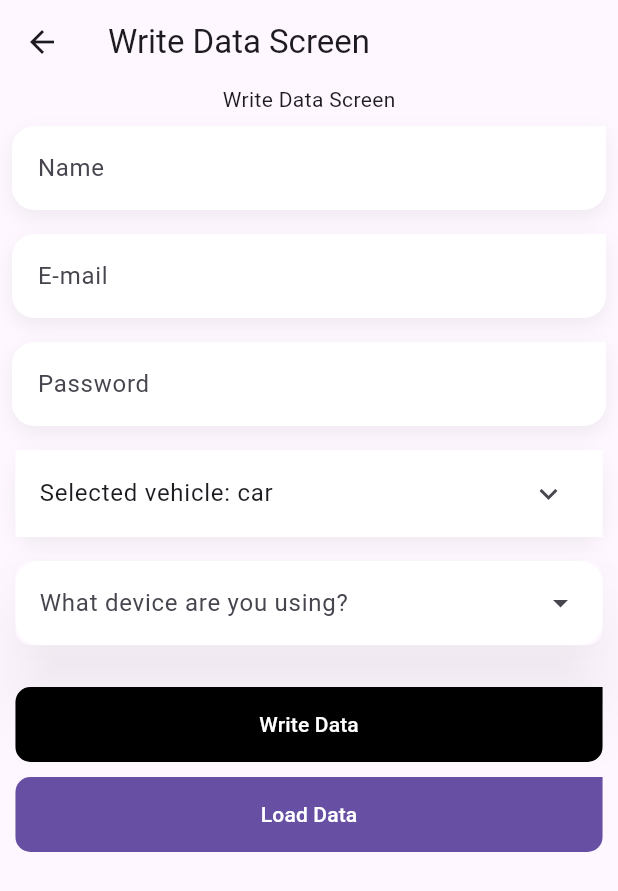
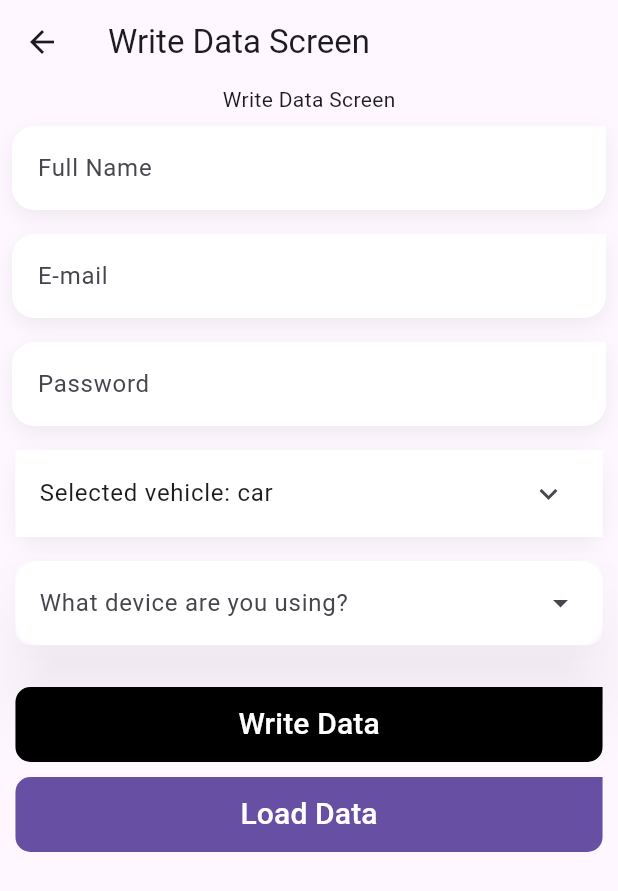
Before and after one commit to JuanNaCl/glocation, a Flutter app: the screen it shows after launch, after a tap on "Write Data", on a phone screen of 412 x 824 dp. Shown: the top 891 px of the screen. Run offline on Flutter 3.47's test engine with Material 3 defaults, Android fonts, the phone set to English and light mode, and no system bars; our stand-ins replace flutter_riverpod, formz, go_router, riverpod, sqflite; accounts and stored records are empty.

Commit message:
Icon, Splash & package name

```diff
--- a/lib/presentation/screens/home_screen.dart
+++ b/lib/presentation/screens/home_screen.dart
@@ -17,6 +17,9 @@ class HomeScreen extends StatelessWidget {
           crossAxisAlignment: CrossAxisAlignment.center,
           mainAxisAlignment: MainAxisAlignment.center,
           children: [
+            Image.asset('assets/icon.jpg'),
+            const SizedBox( height: 20),
+
             SizedBox(
               width: size.width * 0.8,
               height: 50,
@@ -28,7 +31,7 @@ class HomeScreen extends StatelessWidget {
                 text: ('Write Data'),
               ),
             ),
-            const SizedBox( height: 20),
+            const SizedBox( height: 10),
             SizedBox(
               width: size.width * 0.8,
               height: 50,
--- a/lib/presentation/screens/load_data_screen.dart
+++ b/lib/presentation/screens/load_data_screen.dart
@@ -87,8 +87,6 @@ class _LoadDataScreenState extends State<LoadDataScreen> {
       ),
       body: Column(
         children: [
-
-
           FutureBuilder(future: futureRegisters, builder: (context, snapshot){
             if(snapshot.connectionState == ConnectionState.waiting){
               return const CircularProgressIndicator();
@@ -97,7 +95,7 @@ class _LoadDataScreenState extends State<LoadDataScreen> {
             }
             else{
               final registers = snapshot.data! ;
-              return registers.isEmpty ? const Text('No data found'):ListView.builder(
+              return registers.isEmpty ? const Center(child: Text('No data found', style: TextStyle(fontSize: 35),)):ListView.builder(
                 shrinkWrap: true,
                 itemCount: registers.length,
                 itemBuilder: (context, index){
--- a/lib/presentation/screens/write_data_screen.dart
+++ b/lib/presentation/screens/write_data_screen.dart
@@ -71,7 +71,6 @@ class WriteDataScreen extends ConsumerWidget {
     ref.listen(managementDataProvider, (previous, next) {
       if (next.errorMessage.isEmpty) return;
       showSnackBar(context, next.errorMessage);
-      print(next.errorMessage);
     });
     return Scaffold(
       appBar: AppBar(
@@ -85,7 +84,7 @@ class WriteDataScreen extends ConsumerWidget {
               Padding(
                 padding: const EdgeInsets.all(8.0),
                 child: CustomTextFormField(
-                  label: 'Name',
+                  label: 'Full Name',
                   hint: 'Enter your name',
                   onChanged: ref.read(WriteFormProvider.notifier).onNameChange,
                   errorMessage:
--- a/lib/presentation/shared/custom_filled_button.dart
+++ b/lib/presentation/shared/custom_filled_button.dart
@@ -31,7 +31,7 @@ class CustomFilledButton extends StatelessWidget {
 
 
       onPressed: onPressed,
-      child: Text(text)
+      child: Text(text, style:const  TextStyle(fontSize: 20),)
     );
   }
 }
```
Also changed, not shown: pubspec.yaml (+22 -0 lines), assets/icon2.jpg (added), assets/icon2.png (added), pubspec.lock, 45 other files.
